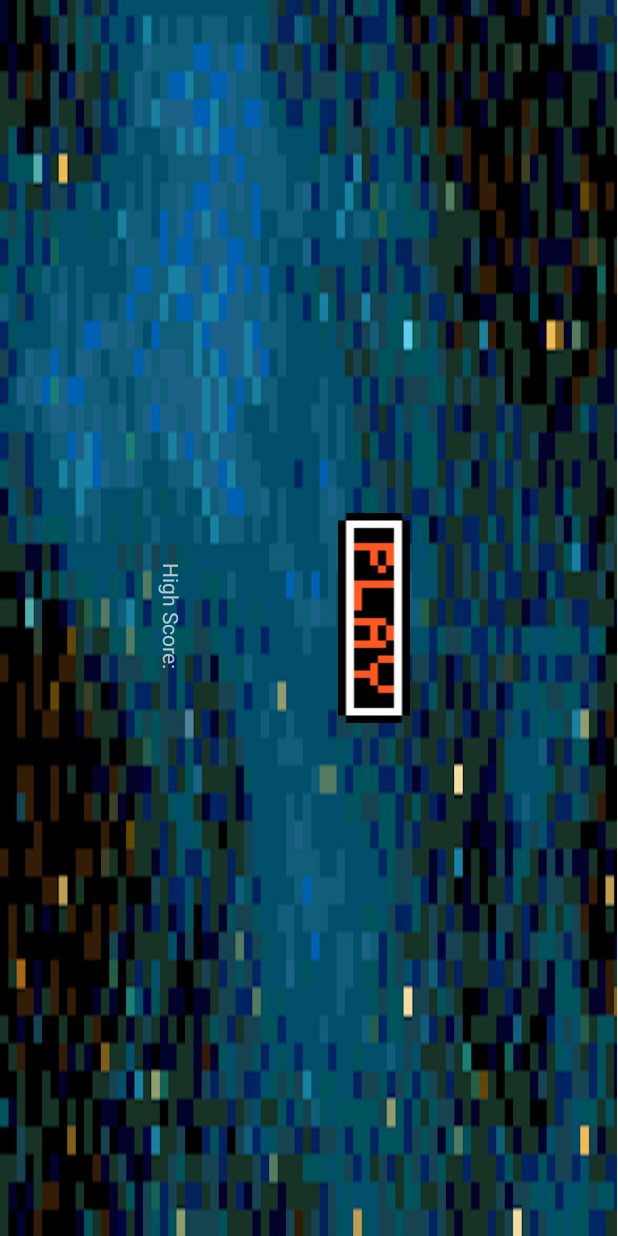
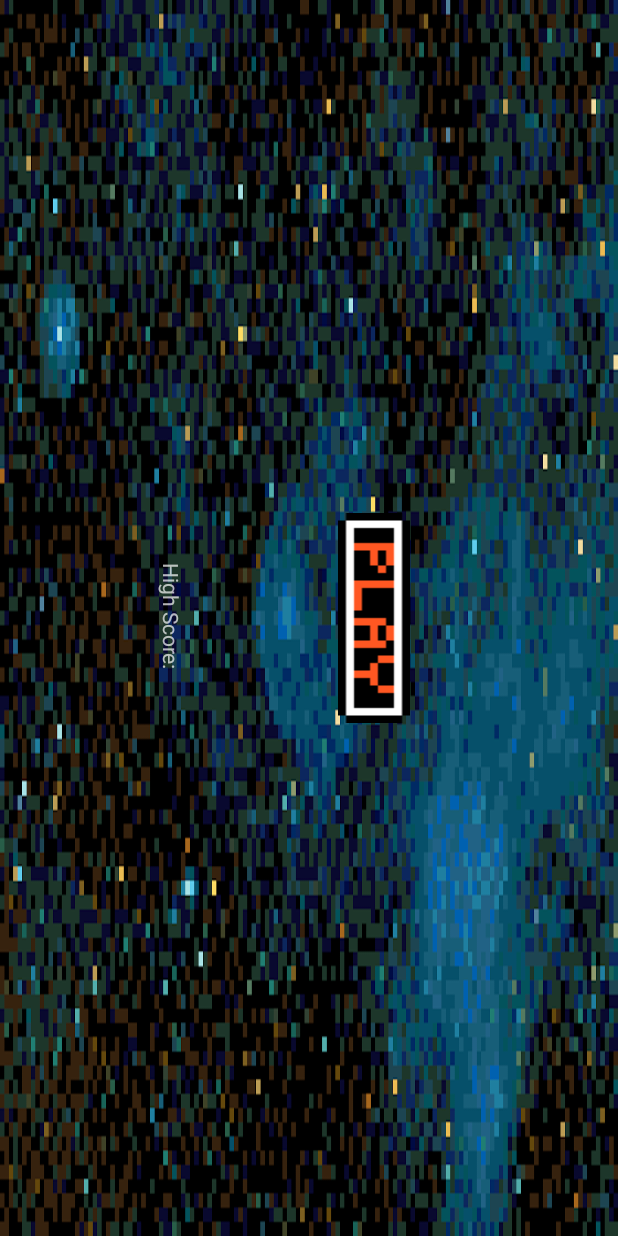
Before and after one commit to matthewlezak/MP5, an Android app: the screen it shows after launch (Main2Activity), on a phone screen of 412 x 824 dp. Run offline under Robolectric (Android 15) with nearby library versions, the phone set to English and light mode, and no system bars.

Commit message:
jpeg commit

```diff
--- a/app/src/main/res/layout/activity_main2.xml
+++ b/app/src/main/res/layout/activity_main2.xml
@@ -7,7 +7,7 @@
     tools:context="com.example.mp5.Main2Activity"
     android:theme="@style/Theme.AppCompat.NoActionBar"
 
-    android:background="@drawable/spacepixelated">
+    android:background="@drawable/spacebigpixelated">
 
     <Button
         android:id="@+id/play"
```
Also changed, not shown: app/src/main/java/com/example/mp5/GameView.java (+5 -2 lines), app/src/main/res/drawable/rainbowbackground.jpg (added), app/src/main/res/drawable/spacebigpixelated.png (added), app/src/main/res/drawable/testingbackground.png (added).
